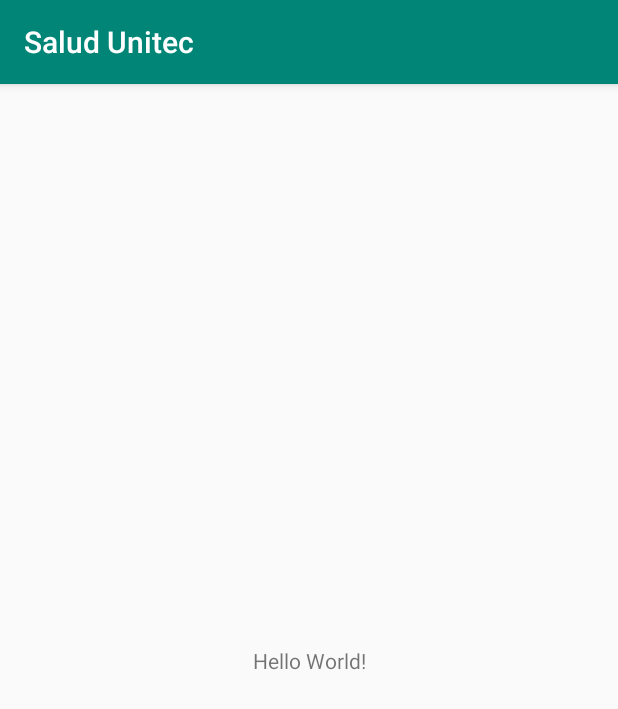
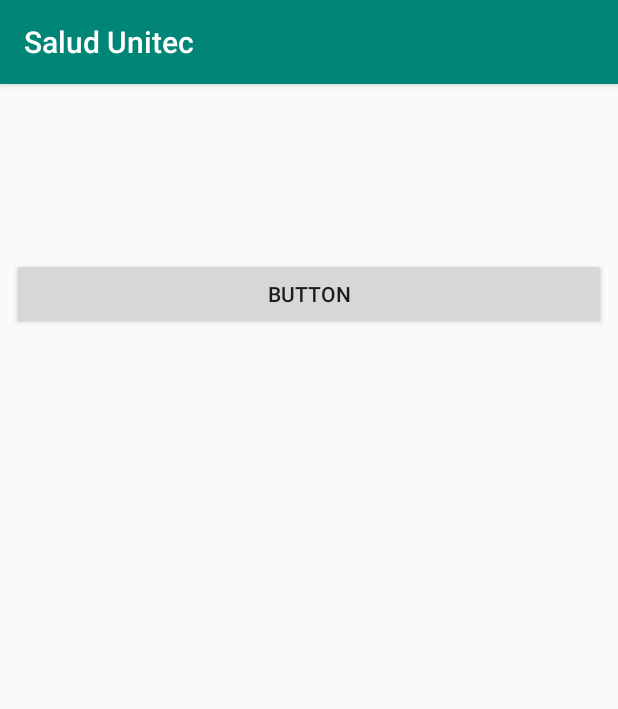
Before and after one commit to daton/FirebaseTutorial, an Android app: the screen it shows after launch (MainActivity), on a phone screen of 412 x 824 dp. Shown: the top 709 px of the screen. Run offline under Robolectric (Android 15) with nearby library versions, the phone set to English and light mode, and no system bars.

```diff
--- a/app/src/main/AndroidManifest.xml
+++ b/app/src/main/AndroidManifest.xml
@@ -2,7 +2,7 @@
 <manifest xmlns:android="http://schemas.android.com/apk/res/android"
     xmlns:dist="http://schemas.android.com/apk/distribution"
     package="com.example.firebasetutorial">
-
+<uses-permission android:name="android.permission.INTERNET"/>
     <dist:module dist:instant="true" />
 
     <application
--- a/app/src/main/java/com/example/firebasetutorial/MainActivity.kt
+++ b/app/src/main/java/com/example/firebasetutorial/MainActivity.kt
@@ -5,6 +5,12 @@ import android.app.NotificationManager
 import android.os.Build
 import androidx.appcompat.app.AppCompatActivity
 import android.os.Bundle
+import android.util.Log
+import android.widget.Toast
+import com.google.android.gms.tasks.OnCompleteListener
+import com.google.firebase.iid.FirebaseInstanceId
+
+import kotlinx.android.synthetic.main.activity_main.*
 
 class MainActivity : AppCompatActivity() {
 
@@ -26,5 +32,25 @@ class MainActivity : AppCompatActivity() {
 
 
         }
+
+        registrar.setOnClickListener {
+              var token=      FirebaseInstanceId.getInstance().instanceId.addOnCompleteListener(
+                  OnCompleteListener {
+                      task->
+                      if(!task.isSuccessful){
+                         return@OnCompleteListener
+                      }
+                     val tokeno=task.result?.token
+                      Log.i("ya","jajajajass  $tokeno  es este")
+
+                  }
+
+              )
+
+
+
+            Toast.makeText(this,"Token",Toast.LENGTH_LONG).show()
+        }
+
     }
 }
--- a/app/src/main/res/layout/activity_main.xml
+++ b/app/src/main/res/layout/activity_main.xml
@@ -6,13 +6,15 @@
     android:layout_height="match_parent"
     tools:context=".MainActivity">
 
-    <TextView
-        android:layout_width="wrap_content"
+    <Button
+        android:id="@+id/registrar"
+        android:layout_width="0dp"
         android:layout_height="wrap_content"
-        android:text="Hello World!"
-        app:layout_constraintBottom_toBottomOf="parent"
-        app:layout_constraintLeft_toLeftOf="parent"
-        app:layout_constraintRight_toRightOf="parent"
+        android:layout_marginStart="8dp"
+        android:layout_marginTop="116dp"
+        android:layout_marginEnd="8dp"
+        android:text="Button"
+        app:layout_constraintEnd_toEndOf="parent"
+        app:layout_constraintStart_toStartOf="parent"
         app:layout_constraintTop_toTopOf="parent" />
-
 </androidx.constraintlayout.widget.ConstraintLayout>
```
